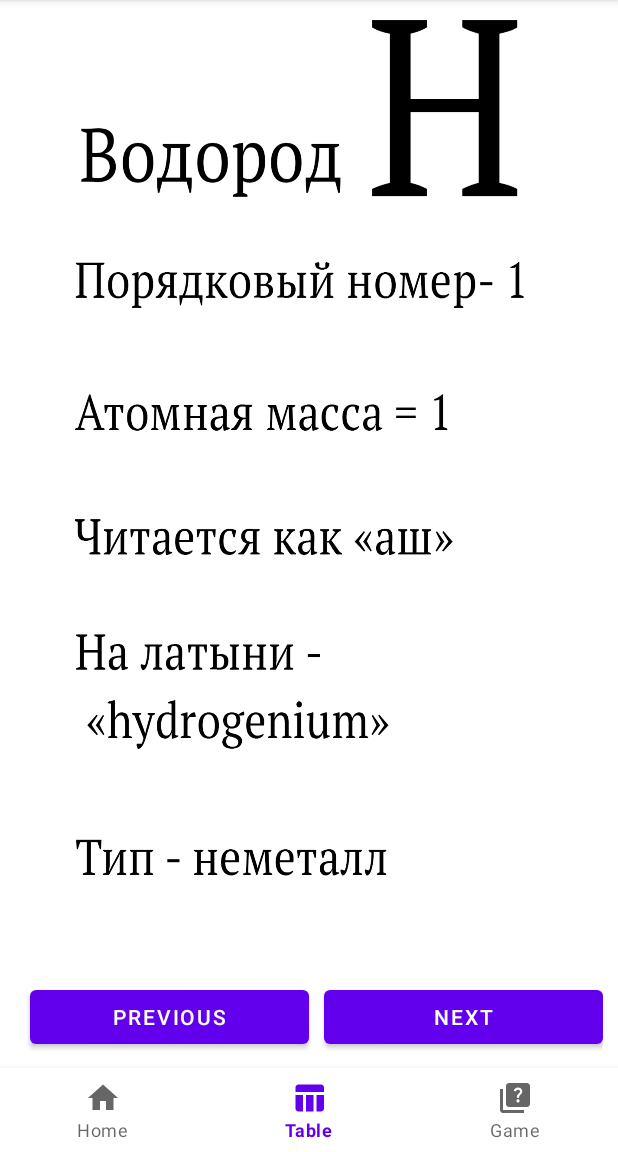
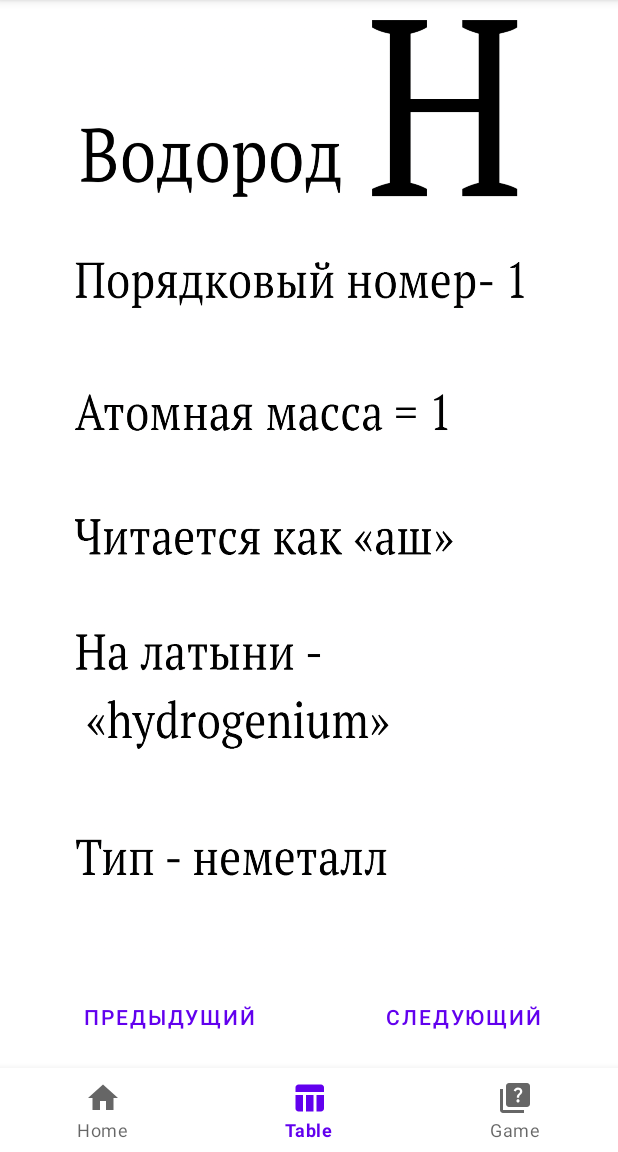
Before and after one commit to AlexKostyakov/Easy_chemistry, an Android app: the screen it shows after launch (MainActivity), item 2 of the bottom bar chosen, on a phone screen of 412 x 824 dp, the part 84-1236 px from its top. Run offline under Robolectric (Android 15) with nearby library versions, the phone set to English and light mode, and no system bars.

Commit message:
easy chemistry

```diff
--- a/app/src/main/java/com/example/easy_chemistry/MainActivity.java
+++ b/app/src/main/java/com/example/easy_chemistry/MainActivity.java
@@ -15,6 +15,7 @@ public class MainActivity extends AppCompatActivity {
     HomeFragment homeFragment = new HomeFragment();
     TableFragment tableFragment = new TableFragment();
     GameFragment gameFragment = new GameFragment();
+
 
     @Override
     protected void onCreate(Bundle savedInstanceState) {
--- /dev/null
+++ b/app/src/main/java/com/example/easy_chemistry/MyImageAdapter.java
@@ -0,0 +1,41 @@
+package com.example.easy_chemistry;
+
+import android.graphics.Bitmap;
+import android.view.View;
+import android.view.ViewGroup;
+import android.widget.ImageView;
+
+import androidx.annotation.NonNull;
+import androidx.viewpager.widget.PagerAdapter;
+
+import java.util.List;
+
+public class MyImageAdapter extends PagerAdapter {
+    private List<Bitmap> bitmapList;
+
+    public MyImageAdapter(List<Bitmap> bitmapList) {
+        this.bitmapList = bitmapList;
+    }
+
+
+    @NonNull
+    @Override
+    public Object instantiateItem(@NonNull ViewGroup container, int position) {
+        ImageView imageView = new ImageView(container.getContext());
+        imageView.setImageBitmap(bitmapList.get(position));
+        container.addView(imageView);
+        return imageView;
+
+    }
+
+
+    @Override
+    public int getCount() {
+        return bitmapList.size();
+    }
+
+    @Override
+    public boolean isViewFromObject(@NonNull View view, @NonNull Object object) {
+        return view == object;
+    }
+}
--- a/app/src/main/java/com/example/easy_chemistry/TableFragment.java
+++ b/app/src/main/java/com/example/easy_chemistry/TableFragment.java
@@ -1,8 +1,11 @@
 package com.example.easy_chemistry;
 
+import android.graphics.Bitmap;
+import android.graphics.BitmapFactory;
 import android.os.Bundle;
 
 import androidx.fragment.app.Fragment;
+import androidx.viewpager.widget.ViewPager;
 
 import android.util.Log;
 import android.view.LayoutInflater;
@@ -11,34 +14,49 @@ import android.view.ViewGroup;
 import android.widget.Button;
 import android.widget.ViewFlipper;
 
+import java.util.ArrayList;
+import java.util.List;
+
 
 public class TableFragment extends Fragment {
 
     private ViewFlipper viewFlipper;
-
+    private MyImageAdapter adapter;
+    private List<Bitmap> imageList = new ArrayList<>();
 
     @Override
     public View onCreateView(LayoutInflater inflater, ViewGroup container,
                              Bundle savedInstanceState) {
-        View view = inflater.inflate(R.layout.fragment_table,container,false);
+        View view = inflater.inflate(R.layout.fragment_table, container, false);
         Button previous = view.findViewById(R.id.btn_previous);
         Button next = view.findViewById(R.id.btn_next);
         viewFlipper = view.findViewById(R.id.view_flipper);
-        previous.setOnClickListener(new View.OnClickListener() {
-            @Override
-            public void onClick(View v) {
-                Log.d("previous", "onClick: ");
-                viewFlipper.showPrevious();
-            }
+
+        imageList.add(BitmapFactory.decodeResource(getResources(),R.drawable.al));
+
+        previous.setOnClickListener(v -> {
+            Log.d("previous", "onClick: ");
+            viewFlipper.showPrevious();
         });
-        next.setOnClickListener(new View.OnClickListener() {
-            @Override
-            public void onClick(View v) {
-                Log.d("next", "onClick: ");
-                viewFlipper.showNext();
-            }
+        next.setOnClickListener(v -> {
+            Log.d("next", "onClick: ");
+            viewFlipper.showNext();
         });
+        adapter = new MyImageAdapter(imageList);
+        ViewPager viewPager = new ViewPager(getContext());
+        viewPager.setAdapter(adapter);
+        viewFlipper.addView(viewPager);
+
+
+
         return view;
+    }
+
+    private void addImage(String imagePath) {
+        Bitmap bitmap = BitmapFactory.decodeFile(imagePath);
+        imageList.add(bitmap);
+        adapter.notifyDataSetChanged();
+
     }
 
 
--- a/app/src/main/res/layout/fragment_table.xml
+++ b/app/src/main/res/layout/fragment_table.xml
@@ -22,127 +22,11 @@
             android:layout_height="match_parent"
             android:background="@drawable/h" />
 
-        <ImageView
-            android:layout_width="match_parent"
-            android:layout_height="match_parent"
-            android:background="@drawable/he" />
-
-        <ImageView
-            android:layout_width="match_parent"
-            android:layout_height="match_parent"
-            android:background="@drawable/li" />
-
-        <ImageView
-            android:layout_width="match_parent"
-            android:layout_height="match_parent"
-            android:background="@drawable/be" />
-        <ImageView
-            android:layout_width="match_parent"
-            android:layout_height="match_parent"
-            android:background="@drawable/b" />
-        <ImageView
-            android:layout_width="match_parent"
-            android:layout_height="match_parent"
-            android:background="@drawable/c" />
-        <ImageView
-            android:layout_width="match_parent"
-            android:layout_height="match_parent"
-            android:background="@drawable/o" />
-        <ImageView
-            android:layout_width="match_parent"
-            android:layout_height="match_parent"
-            android:background="@drawable/f" />
-        <ImageView
-            android:layout_width="match_parent"
-            android:layout_height="match_parent"
-            android:background="@drawable/ne" />
-        <ImageView
-            android:layout_width="match_parent"
-            android:layout_height="match_parent"
-            android:background="@drawable/na" />
-        <ImageView
-            android:layout_width="match_parent"
-            android:layout_height="match_parent"
-            android:background="@drawable/mg" />
-        <ImageView
-            android:layout_width="match_parent"
-            android:layout_height="match_parent"
-            android:background="@drawable/al" />
-        <ImageView
-            android:layout_width="match_parent"
-            android:layout_height="match_parent"
-            android:background="@drawable/si" />
-        <ImageView
-            android:layout_width="match_parent"
-            android:layout_height="match_parent"
-            android:background="@drawable/p" />
-        <ImageView
-            android:layout_width="match_parent"
-            android:layout_height="match_parent"
-            android:background="@drawable/s" />
-        <ImageView
-            android:layout_width="match_parent"
-            android:layout_height="match_parent"
-            android:background="@drawable/cl" />
-        <ImageView
-            android:layout_width="match_parent"
-            android:layout_height="match_parent"
-            android:background="@drawable/ar" />
-        <ImageView
-            android:layout_width="match_parent"
-            android:layout_height="match_parent"
-            android:background="@drawable/k" />
-        <ImageView
-            android:layout_width="match_parent"
-            android:layout_height="match_parent"
-            android:background="@drawable/ca" />
-        <ImageView
-            android:layout_width="match_parent"
-            android:layout_height="match_parent"
-            android:background="@drawable/sc" />
-        <ImageView
-            android:layout_width="match_parent"
-            android:layout_height="match_parent"
-            android:background="@drawable/ti" />
-        <ImageView
-            android:layout_width="match_parent"
-            android:layout_height="match_parent"
-            android:background="@drawable/v" />
-        <ImageView
-            android:layout_width="match_parent"
-            android:layout_height="match_parent"
-            android:background="@drawable/cr" />
-        <ImageView
-            android:layout_width="match_parent"
-            android:layout_height="match_parent"
-            android:background="@drawable/mn" />
-        <ImageView
-            android:layout_width="match_parent"
-            android:layout_height="match_parent"
-            android:background="@drawable/fe" />
-        <ImageView
-            android:layout_width="match_parent"
-            android:layout_height="match_parent"
-            android:background="@drawable/co" />
-        <ImageView
-            android:layout_width="match_parent"
-            android:layout_height="match_parent"
-            android:background="@drawable/ni" />
-        <ImageView
-            android:layout_width="match_parent"
-            android:layout_height="match_parent"
-            android:background="@drawable/cu" />
-        <ImageView
-            android:layout_width="match_parent"
-            android:layout_height="match_parent"
-            android:background="@drawable/zn" />
-
-
-
-
 
     </ViewFlipper>
-
+    <ScrollView
+        android:layout_width="match_parent"
+        android:layout_height="wrap_content">
         <LinearLayout
             android:layout_width="match_parent"
             android:layout_height="wrap_content"
@@ -151,6 +35,7 @@
 
             <Button
                 android:id="@+id/btn_previous"
+                style="?android:attr/buttonBarButtonStyle"
                 android:layout_width="0dp"
                 android:layout_height="wrap_content"
                 android:layout_marginHorizontal="10dp"
@@ -159,12 +44,15 @@
 
             <Button
                 android:id="@+id/btn_next"
+                style="?android:attr/buttonBarButtonStyle"
                 android:layout_width="0dp"
                 android:layout_height="wrap_content"
                 android:layout_weight="1"
                 android:text="@string/next">
             </Button>
         </LinearLayout>
+    </ScrollView>
+
 
 
 </LinearLayout>
--- a/app/src/main/res/values/strings.xml
+++ b/app/src/main/res/values/strings.xml
@@ -3,6 +3,6 @@
     <!-- TODO: Remove or change this placeholder text -->
     <string name="hello_blank_fragment">Hello blank fragment</string>
     <string name="h_1_1">H - водород, порядковый номер = 1, атомная масса = 1</string>
-    <string name="next">next</string>
-    <string name="previous">previous</string>
+    <string name="next">следующий</string>
+    <string name="previous">предыдущий</string>
 </resources>
```
Also changed, not shown: app/build.gradle (+5 -2 lines), app/src/main/java/com/example/easy_chemistry/Question.java (added, +44 -0 lines), app/src/main/java/com/example/easy_chemistry/QuestionDAO.java (added, +19 -0 lines), app/src/main/java/com/example/easy_chemistry/QuestionRepository.java (added, +27 -0 lines), app/src/main/java/com/example/easy_chemistry/QuizDatabase.java (added, +32 -0 lines), app/src/main/res/layout/fragment_game.xml (+33 -9 lines). Lines whose indentation alone changed are shown as unchanged.
